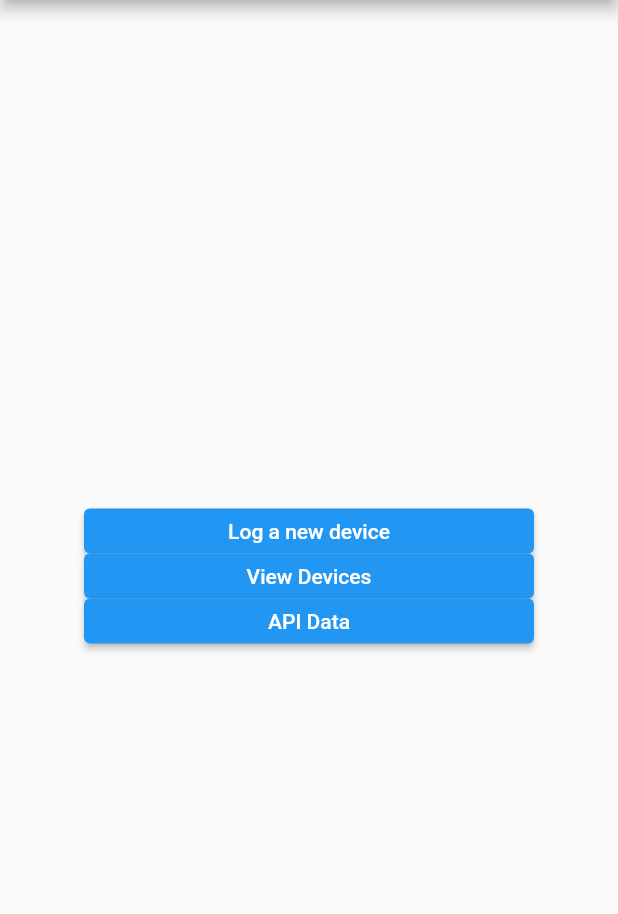
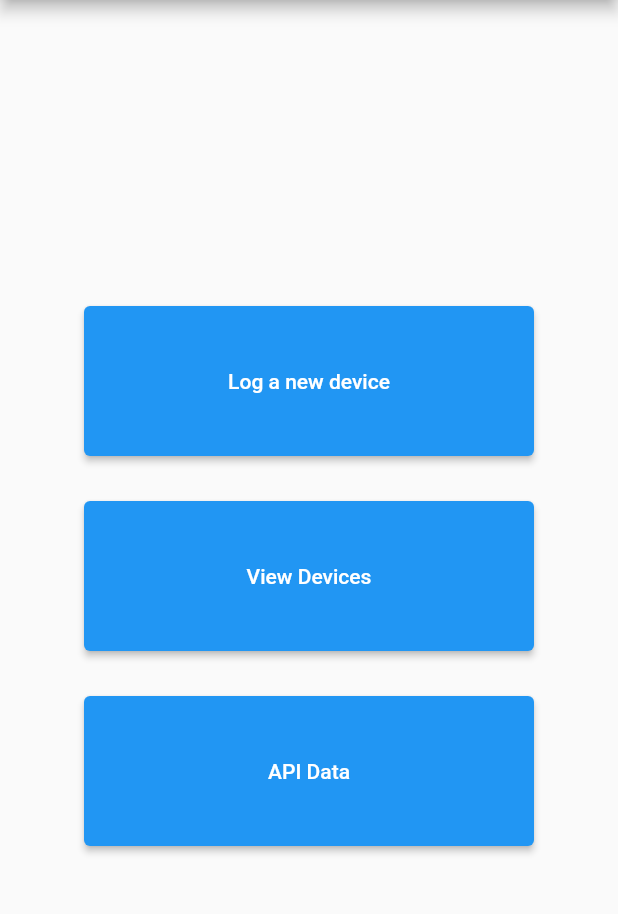
Before and after one commit to StrikeEB/Your-IoT-Device-Manager-App, a Flutter app: the screen it shows after launch, on a phone screen of 412 x 824 dp, the part 84-998 px from its top. Run offline on Flutter 3.47's test engine with Material 2 defaults, Android fonts, the phone set to English and light mode, and no system bars.

Commit message:
changed bozes size and width

```diff
--- a/lib/main.dart
+++ b/lib/main.dart
@@ -17,7 +17,7 @@ class MyApp extends StatelessWidget {
             mainAxisAlignment: MainAxisAlignment.center,
             children: <Widget>[
               SizedBox(
-                height: 30,
+                height: 100,
                 width: 300,
                 child: ElevatedButton(
                   onPressed: () {
@@ -29,8 +29,9 @@ class MyApp extends StatelessWidget {
                   child: Text('Log a new device'),
                 ),
               ),
+              SizedBox(height: 30),
               SizedBox(
-                height: 30,
+                height: 100,
                 width: 300,
                 child: ElevatedButton(
                   onPressed: () {
@@ -43,8 +44,9 @@ class MyApp extends StatelessWidget {
                   child: Text('View Devices'),
                 ),
               ),
+              SizedBox(height: 30),
               SizedBox(
-                height: 30,
+                height: 100,
                 width: 300,
                 child: ElevatedButton(
                   onPressed: () {
```
